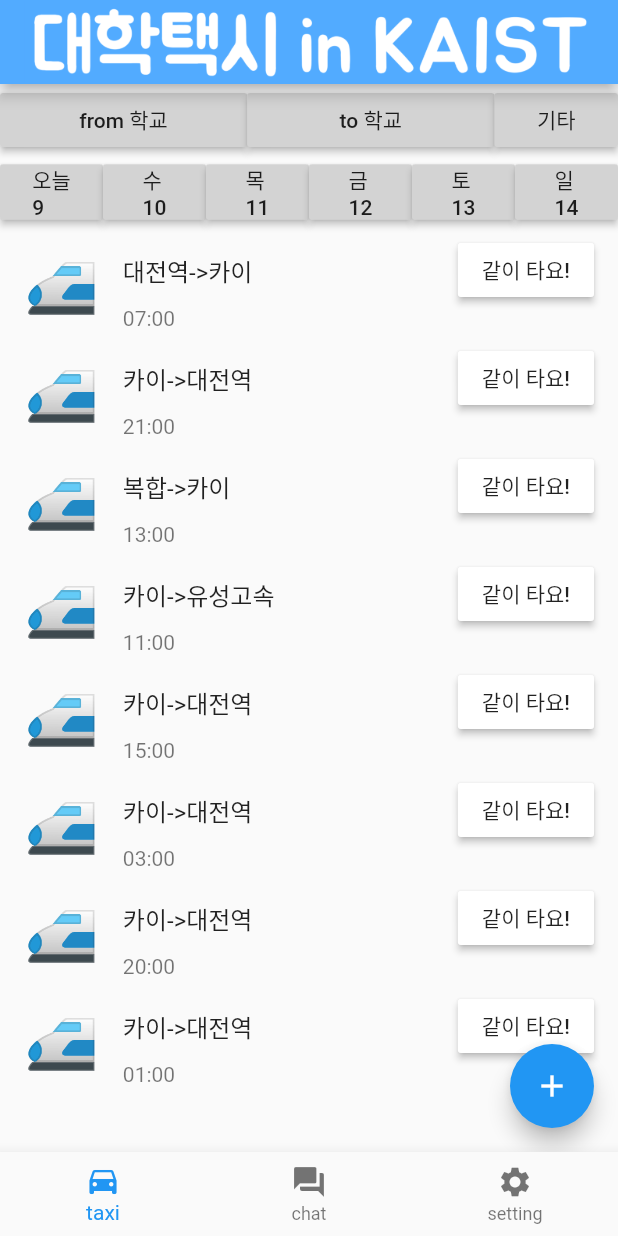
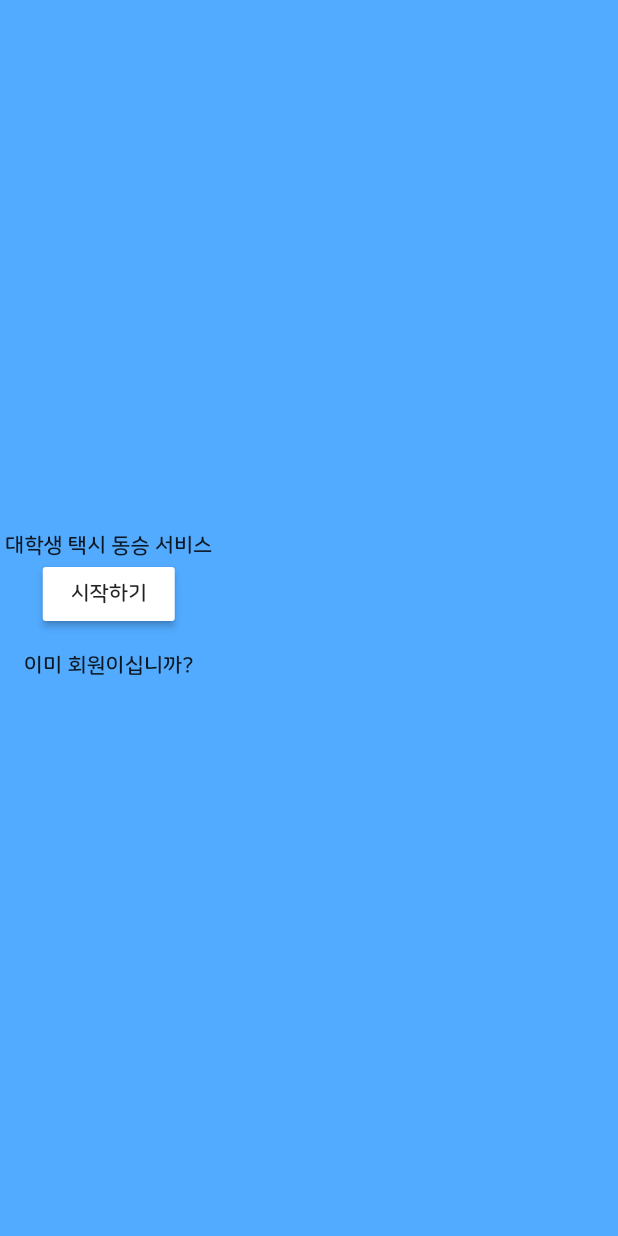
Before and after one commit to gardenlee21/SpaceConquer, a Flutter app: the screen it shows after launch, on a phone screen of 412 x 824 dp. Run offline on Flutter 3.47's test engine with Material 2 defaults, Android fonts, the phone set to English and light mode, and no system bars.

Commit message:
sm_190409

```diff
--- /dev/null
+++ b/lib/loginpage.dart
@@ -0,0 +1,106 @@
+import 'package:flutter/material.dart';
+import 'package:spaceconquer/taxiview.dart';
+
+class LoginPage extends StatelessWidget
+{
+
+  Widget build (BuildContext context)
+  {
+    final login = FlatButton
+    (
+      child: Text('이미 회원이십니까?'),
+      onPressed: (){
+        Navigator.pushReplacement(context, MaterialPageRoute(builder: (context) => TaxiView()));
+      }
+    );
+    final start = new RaisedButton
+    (
+      onPressed: (){
+        Navigator.pushReplacement(context, MaterialPageRoute(builder: (context)=> LoginPage2()));
+      },
+      color: Colors.white,
+      child: const Text('시작하기')
+    );
+
+    return Scaffold
+    (
+      backgroundColor: const Color(0xff52abff),
+      body: new Column
+      (
+        mainAxisAlignment: MainAxisAlignment.center,
+        children: <Widget>
+        [
+          //logo,
+          Text('대학생 택시 동승 서비스', textAlign: TextAlign.center),
+          start,
+          login
+        ],
+      )
+    );
+  }
+
+
+ /* final logo = Hero(
+    tag: 'hero',
+    child: CircleAvatar(
+      backgroundColor: Colors.transparent,
+      radius: 48.0,
+      child : Image.asset('images/icon.png')
+    )
+  );*/
+}
+
+/* Login Page 2 */
+class LoginPage2 extends StatefulWidget
+{
+  _LoginPage2 createState() => new _LoginPage2();
+}
+
+class _LoginPage2 extends State<LoginPage2>
+{
+  bool _isButtonDisabled;
+
+  @override
+  void initState()
+  {
+    _isButtonDisabled = false;
+  }
+
+  Widget build (BuildContext context)
+  {
+    final start = RaisedButton
+    (
+      child: new Text("다음", textAlign: TextAlign.center),
+      onPressed: ()
+      {
+        Navigator.pushReplacement(context, MaterialPageRoute(builder: (context) => TaxiView()));
+      },
+    );
+
+    return Scaffold
+    (
+      backgroundColor: const Color(0xff52abff),
+      body: new Column
+      (
+        mainAxisAlignment: MainAxisAlignment.center,
+        crossAxisAlignment: CrossAxisAlignment.center,
+        children:
+        [
+          text,
+          email,
+          start
+        ]
+      )
+    );
+  }
+  final email = TextFormField
+    (
+    keyboardType: TextInputType.emailAddress
+    );
+
+  final text = Text
+  (
+    "소속 대학의 메일 계정을 적어주세요",
+    textAlign: TextAlign.center
+  );
+}
--- a/lib/main.dart
+++ b/lib/main.dart
@@ -1,6 +1,6 @@
 
 import 'package:flutter/material.dart';
-import 'package:spaceconquer/taxiview.dart';
+import 'package:spaceconquer/loginpage.dart';
 
 
 void main() => runApp(MyApp());
@@ -11,7 +11,9 @@ class MyApp extends StatelessWidget {
   Widget build(BuildContext context) {
     return MaterialApp(
       title: '대학택시',
-      home: TaxiView(),
+      home: LoginPage(),
+      theme: ThemeData(fontFamily: 'NanumSquareRound'),
+      // routes: RouteSe,
     );
   }
 }
--- a/lib/taxipage.dart
+++ b/lib/taxipage.dart
@@ -1,4 +1,5 @@
 import 'package:flutter/material.dart';
+
 List<Contact> taxiPageContacts = [
   Contact(startend: '대전역->카이', time: '07:00'),
   Contact(startend: '카이->대전역', time: '21:00'),
@@ -7,7 +8,8 @@ List<Contact> taxiPageContacts = [
   Contact(startend: '카이->대전역', time: '15:00'),
   Contact(startend: '카이->대전역', time: '03:00'),
   Contact(startend: '카이->대전역', time: '20:00'),
-  Contact(startend: '카이->대전역', time: '01:00')
+  Contact(startend: '카이->대전역', time: '01:00'),
+  Contact(startend: '대전역->카이', time: '21:30')
 ];
 
 class TaxiPage extends StatefulWidget
```
Also changed, not shown: pubspec.yaml (+10 -0 lines), assets/fonts/NanumSquareRoundB.ttf (added), assets/fonts/NanumSquareRoundEB.ttf (added), assets/fonts/NanumSquareRoundL.ttf (added), assets/fonts/NanumSquareRoundR.ttf (added), 1 other file.
